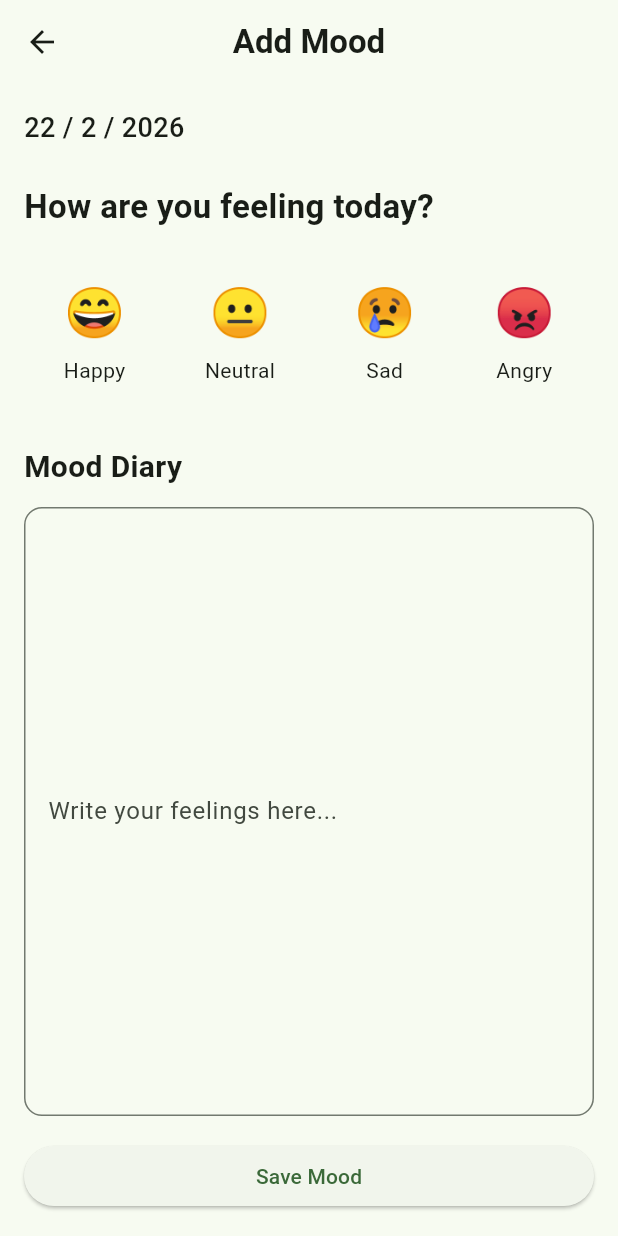
After one commit to arnarock/mindcare, a Flutter app: the MoodAddPage screen opened directly, on a phone screen of 412 x 824 dp. The commit adds this screen. Run offline on Flutter 3.47's test engine with Material 3 defaults, Android fonts, the phone set to English and light mode, and no system bars; our stand-ins replace cloud_firestore, firebase_auth, firebase_core; accounts and stored records are empty.

Commit message:
mood calendar/add/test_diary and layout home page

```diff
--- /dev/null
+++ b/lib/mood_add.dart
@@ -0,0 +1,214 @@
+import 'package:flutter/material.dart';
+import 'package:firebase_auth/firebase_auth.dart';
+import 'package:cloud_firestore/cloud_firestore.dart';
+
+class MoodAddPage extends StatefulWidget {
+  final DateTime selectedDate;
+
+  const MoodAddPage({
+    super.key,
+    required this.selectedDate,
+  });
+
+  @override
+  State<MoodAddPage> createState() => _MoodAddPageState();
+}
+
+class _MoodAddPageState extends State<MoodAddPage> {
+  String selectedMood = '';
+  String selectedEmoji = '';
+  final TextEditingController noteController = TextEditingController();
+
+  void selectMood(String mood, String emoji) {
+    setState(() {
+      selectedMood = mood;
+      selectedEmoji = emoji;
+    });
+  }
+
+  String get formattedDate {
+    return "${widget.selectedDate.year}-"
+        "${widget.selectedDate.month.toString().padLeft(2, '0')}-"
+        "${widget.selectedDate.day.toString().padLeft(2, '0')}";
+  }
+
+  Future<void> saveMood() async {
+    if (selectedMood.isEmpty) {
+      ScaffoldMessenger.of(context).showSnackBar(
+        const SnackBar(content: Text("Please select a mood")),
+      );
+      return;
+    }
+
+    final user = FirebaseAuth.instance.currentUser;
+    if (user == null) return;
+
+    await FirebaseFirestore.instance
+        .collection('users')
+        .doc(user.uid)
+        .collection('moods')
+        .doc(formattedDate)
+        .set({
+      'emoji': selectedEmoji,
+      'mood': selectedMood,
+      'note': noteController.text.trim(),
+      'createdAt': Timestamp.fromDate(widget.selectedDate),
+    });
+
+    if (!mounted) return;
+    Navigator.pop(context);
+  }
+
+  @override
+  void dispose() {
+    noteController.dispose();
+    super.dispose();
+  }
+
+  @override
+  Widget build(BuildContext context) {
+    final displayDate =
+        "${widget.selectedDate.day} / ${widget.selectedDate.month} / ${widget.selectedDate.year}";
+
+    return Scaffold(
+      appBar: AppBar(
+        title: const Text(
+          'Add Mood',
+          style: TextStyle(fontWeight: FontWeight.bold),
+        ),
+        centerTitle: true,
+      ),
+      body: Padding(
+        padding: const EdgeInsets.all(16),
+        child: Column(
+          crossAxisAlignment: CrossAxisAlignment.start,
+          children: [
+            Text(
+              displayDate,
+              style: const TextStyle(
+                fontSize: 18,
+                fontWeight: FontWeight.w500,
+              ),
+            ),
+            const SizedBox(height: 24),
+
+            const Text(
+              'How are you feeling today?',
+              style: TextStyle(
+                fontSize: 22,
+                fontWeight: FontWeight.w600,
+              ),
+            ),
+
+            const SizedBox(height: 24),
+
+            Row(
+              mainAxisAlignment: MainAxisAlignment.spaceAround,
+              children: [
+                MoodIcon(
+                  icon: '😄',
+                  label: 'Happy',
+                  isSelected: selectedMood == 'Happy',
+                  onTap: () => selectMood('Happy', '😄'),
+                ),
+                MoodIcon(
+                  icon: '😐',
+                  label: 'Neutral',
+                  isSelected: selectedMood == 'Neutral',
+                  onTap: () => selectMood('Neutral', '😐'),
+                ),
+                MoodIcon(
+                  icon: '😢',
+                  label: 'Sad',
+                  isSelected: selectedMood == 'Sad',
+                  onTap: () => selectMood('Sad', '😢'),
+                ),
+                MoodIcon(
+                  icon: '😡',
+                  label: 'Angry',
+                  isSelected: selectedMood == 'Angry',
+                  onTap: () => selectMood('Angry', '😡'),
+                ),
+              ],
+            ),
+
+            const SizedBox(height: 32),
+
+            const Text(
+              'Mood Diary',
+              style: TextStyle(
+                fontSize: 20,
+                fontWeight: FontWeight.bold,
+              ),
+            ),
+
+            const SizedBox(height: 12),
+
+            Expanded(
+              child: TextField(
+                controller: noteController,
+                maxLines: null,
+                expands: true,
+                decoration: InputDecoration(
+                  hintText: 'Write your feelings here...',
+                  border: OutlineInputBorder(
+                    borderRadius: BorderRadius.circular(12),
+                  ),
+                ),
+              ),
+            ),
+
+            const SizedBox(height: 16),
+
+            SizedBox(
+              width: double.infinity,
+              child: ElevatedButton(
+                onPressed: saveMood,
+                child: const Text('Save Mood'),
+              ),
+            ),
+          ],
+        ),
+      ),
+    );
+  }
+}
+
+class MoodIcon extends StatelessWidget {
+  final String icon;
+  final String label;
+  final bool isSelected;
+  final VoidCallback onTap;
+
+  const MoodIcon({
+    super.key,
+    required this.icon,
+    required this.label,
+    required this.isSelected,
+    required this.onTap,
+  });
+
+  @override
+  Widget build(BuildContext context) {
+    return InkWell(
+      onTap: onTap,
+      borderRadius: BorderRadius.circular(12),
+      child: Container(
+        padding: const EdgeInsets.all(8),
+        decoration: BoxDecoration(
+          color: isSelected
+              ? Theme.of(context).colorScheme.primary.withOpacity(0.15)
+              : Colors.transparent,
+          borderRadius: BorderRadius.circular(12),
+        ),
+        child: Column(
+          children: [
+            Text(icon, style: const TextStyle(fontSize: 32)),
+            const SizedBox(height: 6),
+            Text(label),
+          ],
+        ),
+      ),
+    );
+  }
+}
```
Also changed, not shown: lib/app_layout.dart (added, +89 -0 lines), lib/home.dart (+22 -8 lines), lib/mood_calendar.dart (added, +190 -0 lines), lib/mood_diary.dart (+82 -124 lines), lib/profile_screen.dart (+3 -5 lines).
